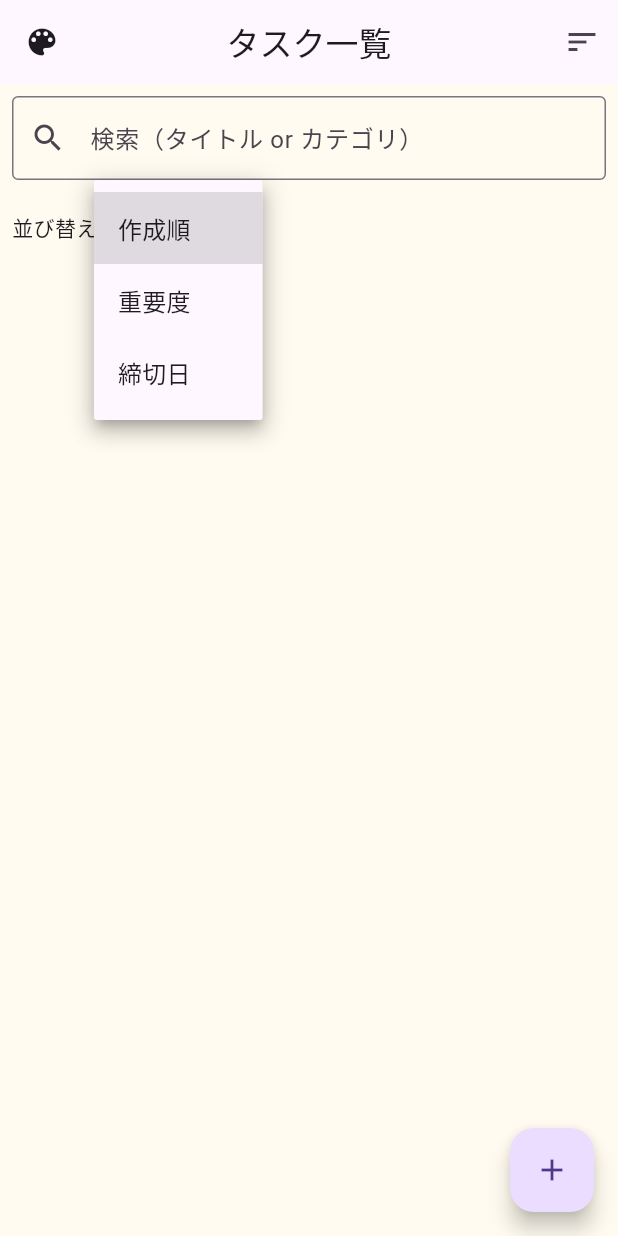
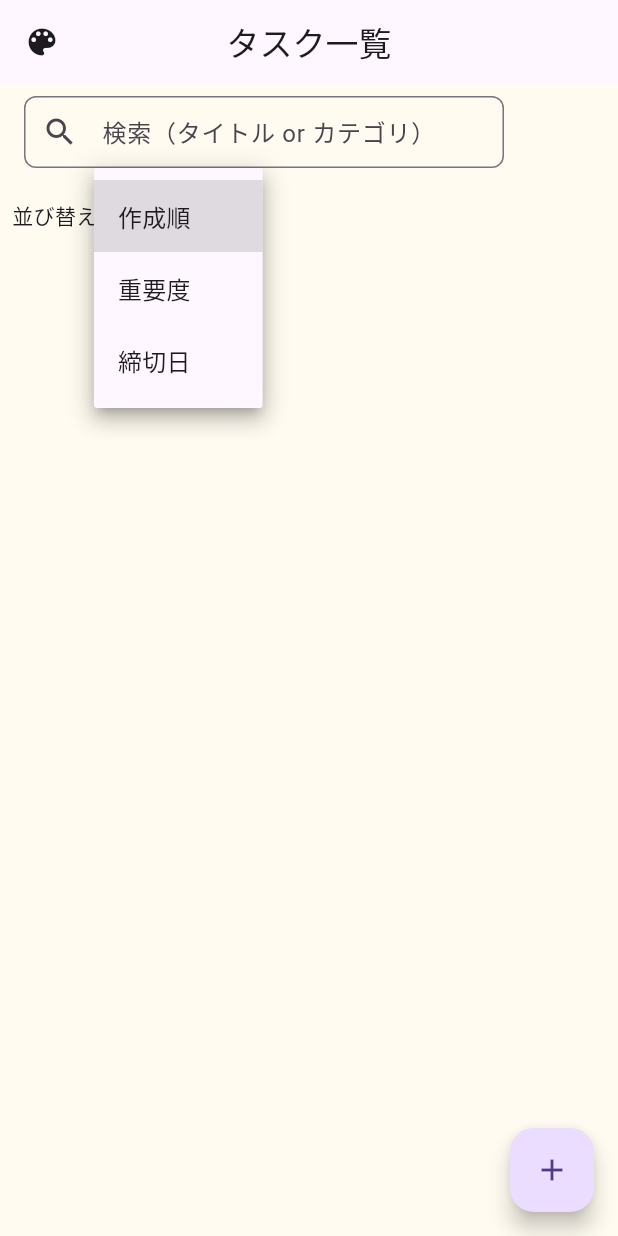
Before and after one commit to ito1220/todo_2507, a Flutter app: the screen it shows after launch, after a tap on "作成順", on a phone screen of 412 x 824 dp. Run offline on Flutter 3.47's test engine with Material 3 defaults, Android fonts, the phone set to English and light mode, and no system bars; our stand-ins replace shared_preferences.

Commit message:
更新_251019

```diff
--- a/lib/main.dart
+++ b/lib/main.dart
@@ -27,6 +27,7 @@ class MyApp extends StatelessWidget {
   @override
   Widget build(BuildContext context) {
     return MaterialApp(
+      debugShowCheckedModeBanner: false,
       title: 'Study ToDo',
       theme: ThemeData(
         primarySwatch: Colors.pink,
--- a/lib/screens/home_screen.dart
+++ b/lib/screens/home_screen.dart
@@ -329,39 +329,46 @@ class _HomeScreenState extends State<HomeScreen> {
           ),
         ],
       ),
-      actions: [
-        PopupMenuButton<SortOption>(
-          icon: const Icon(Icons.sort), // 並び替えアイコン
-          onSelected: (option) {
-            Provider.of<TodoProvider>(context, listen: false)
-                .updateSortOption(option);
-          },
-          itemBuilder: (context) => const [
-            PopupMenuItem(
-              value: SortOption.byCreated,
-              child: Text('作成順'),
-            ),
-            PopupMenuItem(
-              value: SortOption.byImportance,
-              child: Text('重要度'),
-            ),
-            PopupMenuItem(
-              value: SortOption.byDeadline,
-              child: Text('締切日'),
-            ),
-          ],
-        ),
-      ],
+      // actions: [
+      //   PopupMenuButton<SortOption>(
+      //     icon: const Icon(Icons.sort), // 並び替えアイコン
+      //     onSelected: (option) {
+      //       Provider.of<TodoProvider>(context, listen: false)
+      //           .updateSortOption(option);
+      //     },
+      //     itemBuilder: (context) => const [
+      //       PopupMenuItem(
+      //         value: SortOption.byCreated,
+      //         child: Text('作成順'),
+      //       ),
+      //       PopupMenuItem(
+      //         value: SortOption.byImportance,
+      //         child: Text('重要度'),
+      //       ),
+      //       PopupMenuItem(
+      //         value: SortOption.byDeadline,
+      //         child: Text('締切日'),
+      //       ),
+      //     ],
+      //   ),
+      // ],
     ),
     body: Column(
       children: [
         Padding(
-          padding: const EdgeInsets.all(8.0),
+          padding: const EdgeInsets.symmetric(horizontal: 16.0, vertical: 8.0),
+          child: Align(
+            alignment: Alignment.centerLeft, // ← 左寄せ
+            child: SizedBox(
+              width: 320, // ← 幅を固定（好みで調整。例: 280〜350くらい）
               child: TextField(
-            decoration: const InputDecoration(
+                decoration: InputDecoration(
                   labelText: '検索（タイトル or カテゴリ）',
-              border: OutlineInputBorder(),
-              prefixIcon: Icon(Icons.search),
+                  border: OutlineInputBorder(
+                    borderRadius: BorderRadius.circular(8),
+                  ),
+                  prefixIcon: const Icon(Icons.search),
+                  contentPadding: const EdgeInsets.symmetric(vertical: 8, horizontal: 12),
                 ),
                 onChanged: (value) {
                   Provider.of<TodoProvider>(context, listen: false)
@@ -369,7 +376,8 @@ class _HomeScreenState extends State<HomeScreen> {
                 },
               ),
             ),
-
+          ),
+        ),
         // 🔽 並び替えメニュー ←★ここに入れる！
     Padding(
       padding: const EdgeInsets.symmetric(horizontal: 8.0),
```
Also changed, not shown: 1 other file. Lines whose indentation alone changed are shown as unchanged.
